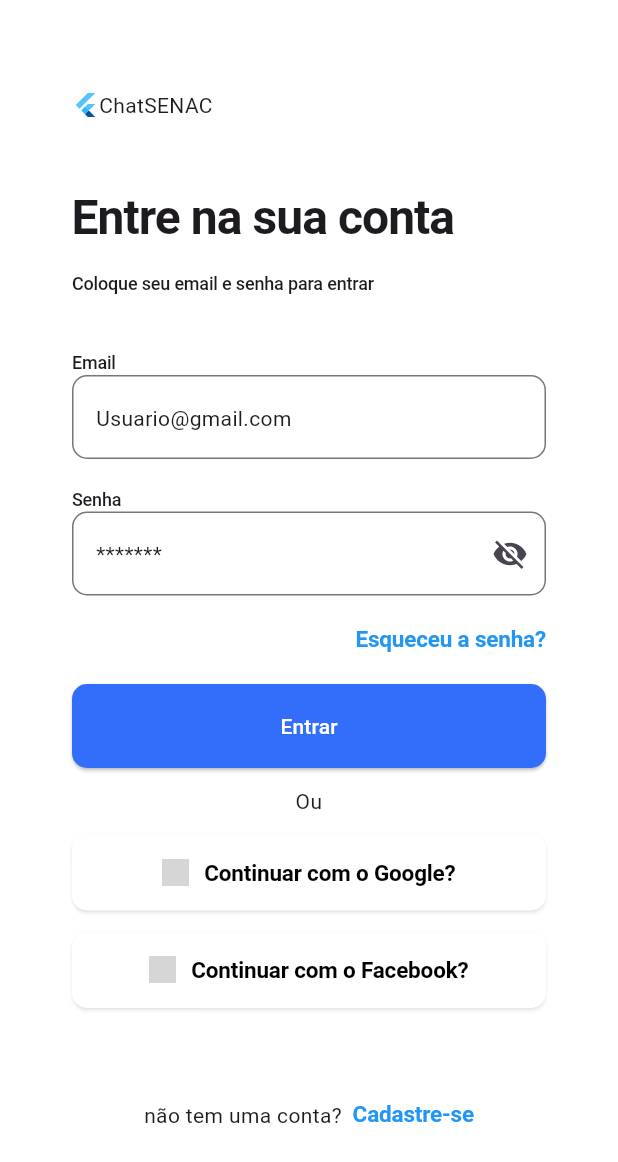
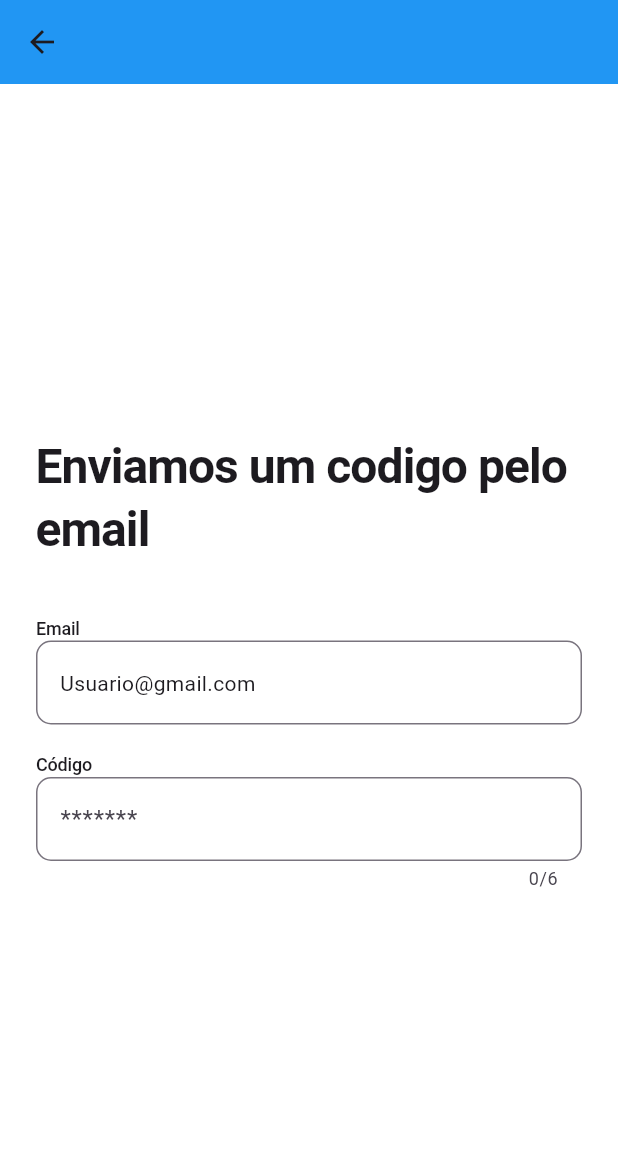
Before and after one commit to Spikee0/Chat-SENAC, a Flutter app: the screen it shows after launch, after a tap on "Esqueceu a senha?", on a phone screen of 412 x 824 dp. Shown: the top 1162 px of the screen. Run offline on Flutter 3.47's test engine with Material 3 defaults, Android fonts, the phone set to English and light mode, and no system bars; Roboto replaces fonts that are missing (inter); grey boxes are pictures that could not be loaded.

Commit message:
foi realizado no codigo uma atualização responsavel por validar e conectar em um banco de dados.

```diff
--- /dev/null
+++ b/lib/Paginas/Conexao.dart
@@ -0,0 +1,2 @@
+import 'package:http/http.dart' as http;
+import 'dart:convert';
--- /dev/null
+++ b/lib/Paginas/EsqueceuSenha.dart
@@ -0,0 +1,70 @@
+import 'package:flutter/material.dart';
+import 'package:primeiro_app/Paginas/cadastro.dart';
+import 'package:primeiro_app/Paginas/dashboard.dart';
+import 'package:primeiro_app/Utilitarios/tipografia.dart';
+import '../main.dart';
+import 'package:primeiro_app/Paginas/login.dart';
+import 'package:http/http.dart' as http;
+import 'dart:convert';
+
+void main() {
+  runApp(MyApp());
+}
+
+class Esqueceusenha extends StatelessWidget {
+  const Esqueceusenha({super.key});
+
+  @override
+  Widget build(BuildContext context) {
+    return Scaffold(
+      backgroundColor: Colors.white,
+      appBar: AppBar(
+        backgroundColor: Colors.blue,
+      ),
+      body: SafeArea(
+        child: SingleChildScrollView(
+          child: Padding(
+            padding: const EdgeInsetsGeometry.symmetric(
+              horizontal: 24.0,
+              vertical: 16.0,
+            ),
+            child: Column(
+              crossAxisAlignment: CrossAxisAlignment.stretch,
+              children: [
+                SizedBox(height: 18, ),
+
+                SizedBox(height: 200,),
+              Text(
+              "Enviamos um codigo pelo email",
+              style: Tipografia.h1,
+            ),
+            SizedBox(height: 36),
+            Text("Email", style: Tipografia.subtitulo),
+            TextField(
+              decoration: InputDecoration(
+                hint: Text("Usuario@gmail.com"),
+                border: OutlineInputBorder(
+                  borderRadius: BorderRadius.circular(10),
+                ),
+              ),
+            ),
+            SizedBox(height: 18),
+            Text("Código", style: Tipografia.subtitulo),
+            TextField(
+              maxLength: 6,
+              decoration: InputDecoration(
+                hintText: "*******",
+                border: OutlineInputBorder(
+                  borderRadius: BorderRadius.circular(10),
+                  borderSide: BorderSide(color: Colors.grey),
+                ),
+                  ),
+                )
+              ],
+            ),
+          ),
+        ),
+      ),
+    );
+  }
+}
--- a/lib/Paginas/cadastro.dart
+++ b/lib/Paginas/cadastro.dart
@@ -3,6 +3,8 @@ import 'package:flutter/material.dart';
 import 'package:primeiro_app/Paginas/login.dart';
 import 'package:primeiro_app/Utilitarios/tipografia.dart';
 import '../main.dart';
+import 'package:http/http.dart' as http;
+import 'dart:convert';
 
 void main() {
   runApp(MyApp());
--- a/lib/Paginas/dashboard.dart
+++ b/lib/Paginas/dashboard.dart
@@ -3,6 +3,8 @@ import 'package:flutter/material.dart';
 import 'package:primeiro_app/Paginas/login.dart';
 import 'package:primeiro_app/Utilitarios/tipografia.dart';
 import '../main.dart';
+import 'package:http/http.dart' as http;
+import 'dart:convert';
 
 void main() {
   runApp(MyApp());
--- a/lib/Paginas/login.dart
+++ b/lib/Paginas/login.dart
@@ -1,12 +1,17 @@
 import 'package:flutter/material.dart';
+import 'package:primeiro_app/Paginas/EsqueceuSenha.dart';
 import 'package:primeiro_app/Paginas/cadastro.dart';
 import 'package:primeiro_app/Paginas/dashboard.dart';
 import 'package:primeiro_app/Utilitarios/tipografia.dart';
 import '../main.dart';
+import 'package:http/http.dart' as http;
+import 'dart:convert';
 
 void main() {
   runApp(MyApp());
 }
+
+bool _mostrarSenha = false;
 
 class Login extends StatefulWidget {
   const Login({super.key});
@@ -19,20 +24,27 @@ class _LoginState extends State<Login> {
   final emailController = TextEditingController();
   final senhaController = TextEditingController();
 
-  void fazerLogin() {
-    if (emailController.text != "Teste@gmail.com" ||
-        senhaController.text != "123456") {
-      ScaffoldMessenger.of(
-        context,
-      ).showSnackBar(SnackBar(content: Text("Email e/ou senha invalidos")));
+  Future<void> fazerLogin() async {
+    var url = Uri.http("10.112.4.33", "login");
+    var resposta = await http.post(
+      url,
+      headers: {
+        "content-type": "application/json"
+      },
+      body: jsonEncode({'email': emailController.text, 'senha': senhaController.text}),
+    );
+
+    if (resposta.statusCode != 200) {
+      var dados = jsonDecode(resposta.body);
+
+      ScaffoldMessenger.of(context).showSnackBar(
+        SnackBar(content: Text("${dados["message"]}")),
+      );
       return;
-    } else {
-      (Navigator.pushReplacement(
-        context,
-        MaterialPageRoute(builder: (context) => dashboard()),
-      ));
     }
-  }
+      Navigator.push(
+          context, MaterialPageRoute(builder: (build) => dashboard()));
+    }
 
   @override
   Widget build(BuildContext context) {
@@ -79,19 +91,33 @@ class _LoginState extends State<Login> {
                 Text("Senha", style: Tipografia.subtitulo),
                 TextField(
                   controller: senhaController,
+                  obscureText: !_mostrarSenha,
                   decoration: InputDecoration(
-                    hint: Text("*******"),
+                    hintText: "*******",
                     border: OutlineInputBorder(
                       borderRadius: BorderRadius.circular(10),
                       borderSide: BorderSide(color: Colors.grey),
                     ),
-                     suffixIcon: Icon(Icons.visibility_off,),
+                    suffixIcon: IconButton(
+                      icon: Icon(
+                        _mostrarSenha ? Icons.visibility : Icons.visibility_off,
+                      ),
+                      onPressed: () {
+                        setState(() {
+                          _mostrarSenha = !_mostrarSenha;
+                        });
+                      },
+                    ),
                   ),
-                  obscureText: true,
                 ),
                 SizedBox(height: 18),
                 InkWell(
-                  onTap: () {},
+                  onTap: () {
+                    Navigator.push(
+                      context,
+                      MaterialPageRoute(builder: (context) => Esqueceusenha()),
+                    );
+                  },
                   child: Text(
                     "Esqueceu a senha?",
                     textAlign: TextAlign.right,
@@ -100,7 +126,7 @@ class _LoginState extends State<Login> {
                 ),
                 SizedBox(height: 18),
                 ElevatedButton(
-                  onPressed:fazerLogin,
+                  onPressed: fazerLogin,
                   style: ElevatedButton.styleFrom(
                     backgroundColor: Color.fromRGBO(50, 110, 250, 10),
                     foregroundColor: Colors.white,
--- a/pubspec.yaml
+++ b/pubspec.yaml
@@ -34,6 +34,7 @@ dependencies:
   # The following adds the Cupertino Icons font to your application.
   # Use with the CupertinoIcons class for iOS style icons.
   cupertino_icons: ^1.0.8
+  http: ^1.6.0
 
 dev_dependencies:
   flutter_test:
```
